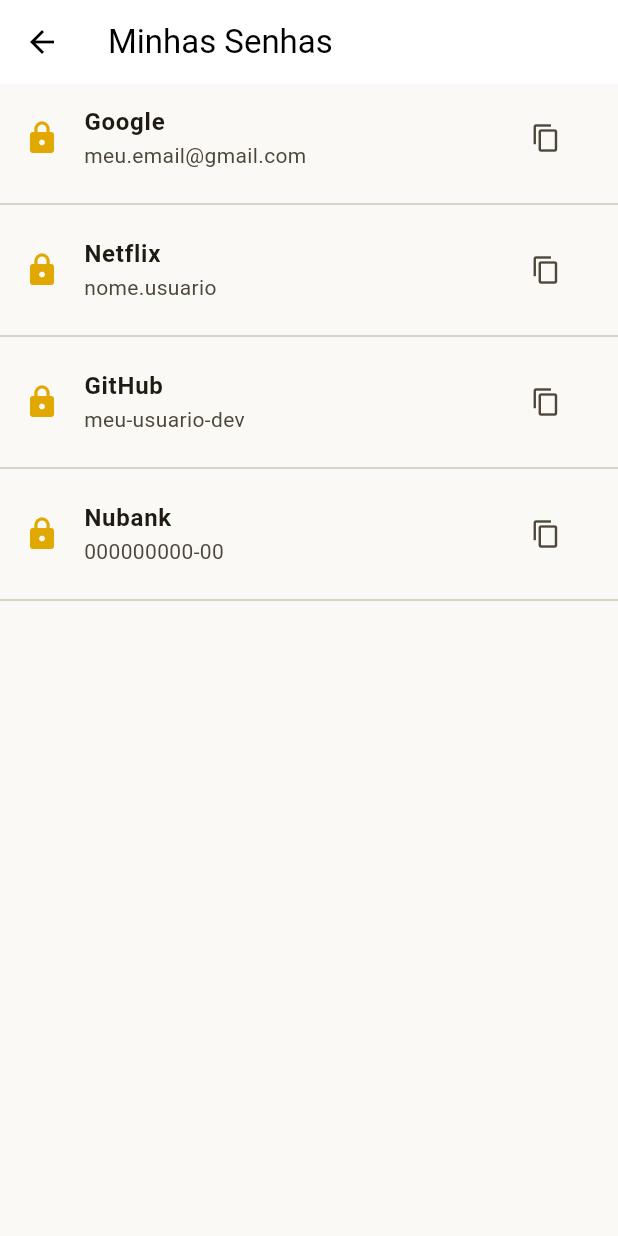
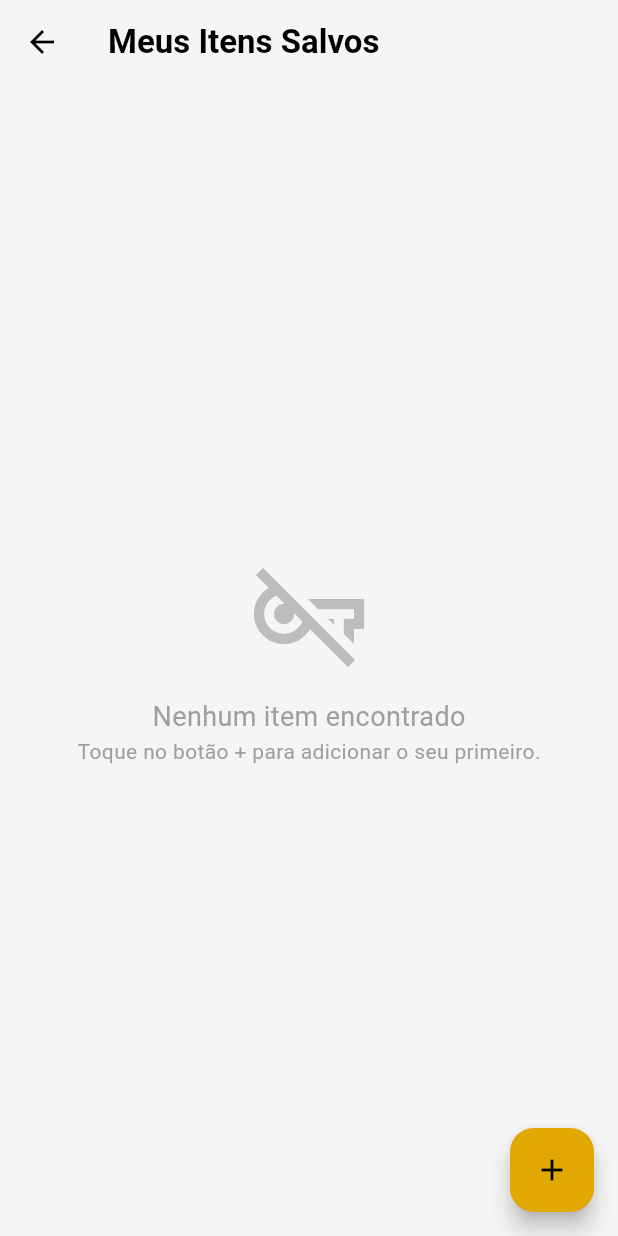
Before and after one commit to PedroHenrique1s/SyncPass, a Flutter app: the PasscodeScreen screen opened directly, on a phone screen of 412 x 824 dp. Run offline on Flutter 3.47's test engine with Material 3 defaults, Android fonts, the light colour scheme and no system bars; our stand-ins replace cloud_firestore, firebase_auth, firebase_core, google_sign_in, mask_text_input_formatter; accounts and stored records are empty.

Commit message:
feat(PassCode): Desenvolvimento dos widgets, models e service. Além de buscar as senhas do banco firebase

```diff
--- a/lib/Feature/Passcode/Screen/passcode_screen.dart
+++ b/lib/Feature/Passcode/Screen/passcode_screen.dart
@@ -1,88 +1,96 @@
-// passcode_screen.dart
+import 'package:flutter/material.dart';
+import 'package:cloud_firestore/cloud_firestore.dart';
+import 'package:sync_pass/Feature/AddPass/Screen/add_pass_screen.dart';
+import 'package:sync_pass/Feature/Passcode/Models/password_item.dart';
+import 'package:sync_pass/Feature/Passcode/Services/savePass.dart';
+import 'package:sync_pass/Feature/Passcode/Widgets/password_list_item.dart';
 
-import 'package:flutter/material.dart';
+const Color customYellow = Color(0xFFE0A800);
 
-class PasscodeScreen extends StatelessWidget {
+class PasscodeScreen extends StatefulWidget {
   const PasscodeScreen({super.key});
 
-  // Lista de exemplo para simular senhas salvas
-  final List<Map<String, dynamic>> _dummyPasswords = const [
-    {
-      'service': 'Google',
-      'username': 'meu.email@gmail.com',
-    },
-    {
-      'service': 'Netflix',
-      'username': 'nome.usuario',
-    },
-    {
-      'service': 'GitHub',
-      'username': 'meu-usuario-dev',
-    },
-    {
-      'service': 'Nubank',
-      'username': '000000000-00',
-    },
-  ];
+  @override
+  State<PasscodeScreen> createState() => _PasscodeScreenState();
+}
+
+class _PasscodeScreenState extends State<PasscodeScreen> {
+  // O service e o stream
+  late final PasswordService _passwordService;
+  Stream<QuerySnapshot>? _passwordsStream;
+
+  @override
+  void initState() {
+    super.initState();
+    _passwordService = PasswordService();
+    _passwordsStream = _passwordService.getPasswordsStream();
+  }
+
+  // O MÉTODO _buildItemCard FOI COMPLETAMENTE REMOVIDO DAQUI
 
   @override
   Widget build(BuildContext context) {
-    // Definindo a cor amarela customizada
-    const Color customYellow = Color(0xFFE0A800);
-
     return Scaffold(
+      backgroundColor: Colors.grey[100],
       appBar: AppBar(
-        title: const Text('Minhas Senhas', style: TextStyle(color: Colors.black)),
-        backgroundColor: Colors.white,
+        title: const Text('Meus Itens Salvos', style: TextStyle(color: Colors.black, fontWeight: FontWeight.w600)),
+        backgroundColor: Colors.grey[100],
         elevation: 0,
         iconTheme: const IconThemeData(color: Colors.black),
       ),
-      body: _dummyPasswords.isEmpty
-          ? const Center(
-              child: Text(
-                'Nenhuma senha encontrada.',
+      body: StreamBuilder<QuerySnapshot>(
+        stream: _passwordsStream,
+        builder: (BuildContext context, AsyncSnapshot<QuerySnapshot> snapshot) {
+          if (snapshot.connectionState == ConnectionState.waiting) {
+            return const Center(child: CircularProgressIndicator(color: customYellow));
+          }
+          if (snapshot.hasError) {
+            return const Center(child: Text('Ocorreu um erro ao carregar os itens.'));
+          }
+          if (!snapshot.hasData || snapshot.data!.docs.isEmpty) {
+            // Este widget de "estado vazio" também poderia ser refatorado
+            return Center(
+              child: Column(
+                mainAxisAlignment: MainAxisAlignment.center,
+                children: [
+                  Icon(Icons.vpn_key_off_outlined, size: 80, color: Colors.grey[400]),
+                  const SizedBox(height: 16),
+                  const Text(
+                    'Nenhum item encontrado',
                     style: TextStyle(fontSize: 18, color: Colors.grey),
                   ),
-            )
-          : ListView.builder(
-              itemCount: _dummyPasswords.length,
-              itemBuilder: (context, index) {
-                final password = _dummyPasswords[index];
-                return Column(
-                  children: [
-                    ListTile(
-                      leading: Icon(Icons.lock, color: customYellow),
-                      title: Text(
-                        password['service'],
-                        style: const TextStyle(fontWeight: FontWeight.bold),
+                  const Text(
+                    'Toque no botão + para adicionar o seu primeiro.',
+                    style: TextStyle(color: Colors.grey),
                   ),
-                      subtitle: Text(
-                        password['username'],
+                ],
               ),
-                      trailing: IconButton(
-                        icon: const Icon(Icons.copy, size: 20),
-                        onPressed: () {
-                          // TODO: Lógica para copiar a senha para a área de transferência
-                          ScaffoldMessenger.of(context).showSnackBar(
-                            SnackBar(
-                              content: Text('Senha de ${password['service']} copiada.'),
-                            ),
+            );
+          }
+
+          // MUDANÇA PRINCIPAL AQUI:
+          return ListView(
+            padding: const EdgeInsets.only(top: 8, bottom: 90),
+            children: snapshot.data!.docs.map((DocumentSnapshot document) {
+              // 1. Converte o documento para o nosso model limpo
+              final item = PasswordItem.fromDocument(document);
+              // 2. Retorna o nosso widget limpo
+              return PasswordListItem(item: item);
+            }).toList(),
           );
         },
       ),
-                      onTap: () {
-                        // TODO: Lógica para exibir a senha ou editar os detalhes
-                        ScaffoldMessenger.of(context).showSnackBar(
-                          SnackBar(
-                            content: Text('Você clicou em ${password['service']}'),
-                          ),
+      floatingActionButton: FloatingActionButton(
+        onPressed: () {
+          Navigator.push(
+            context,
+            MaterialPageRoute(builder: (context) => const AddPassScreen()),
           );
         },
-                    ),
-                    const Divider(),
-                  ],
-                );
-              },
+        backgroundColor: customYellow,
+        foregroundColor: Colors.black,
+        tooltip: 'Adicionar Novo Item',
+        child: const Icon(Icons.add),
       ),
     );
   }
--- /dev/null
+++ b/lib/Feature/Passcode/Widgets/password_list_item.dart
@@ -0,0 +1,60 @@
+import 'package:flutter/material.dart';
+import 'package:flutter/services.dart';
+import 'package:sync_pass/Feature/Passcode/Models/password_item.dart';
+
+// Sua cor customizada (idealmente, mova para um arquivo de tema)
+const Color customYellow = Color(0xFFE0A800);
+
+class PasswordListItem extends StatelessWidget {
+  final PasswordItem item;
+
+  const PasswordListItem({super.key, required this.item});
+
+  // Função de copiar movida para cá
+  void _copyToClipboard(BuildContext context) {
+    if (item.textToCopy.isNotEmpty) {
+      Clipboard.setData(ClipboardData(text: item.textToCopy)).then((_) {
+        ScaffoldMessenger.of(context).showSnackBar(
+          SnackBar(
+            content: Text(item.copySuccessMessage),
+            backgroundColor: Colors.green,
+          ),
+        );
+      });
+    }
+  }
+
+  @override
+  Widget build(BuildContext context) {
+    return Card(
+      elevation: 2,
+      margin: const EdgeInsets.symmetric(horizontal: 16, vertical: 6),
+      shape: RoundedRectangleBorder(
+        borderRadius: BorderRadius.circular(12),
+      ),
+      child: ListTile(
+        contentPadding: const EdgeInsets.symmetric(horizontal: 20, vertical: 10),
+        leading: CircleAvatar(
+          // Corrigindo a depreciação 'withOpacity'
+          backgroundColor: customYellow.withAlpha(38), // 0.15 * 255 = 38
+          child: Icon(item.iconData, color: customYellow),
+        ),
+        title: Text(
+          item.title,
+          style: const TextStyle(fontWeight: FontWeight.bold, fontSize: 16),
+        ),
+        subtitle: Text(
+          item.subtitle,
+          style: TextStyle(color: Colors.grey[700]),
+        ),
+        trailing: IconButton(
+          icon: const Icon(Icons.copy_outlined, size: 22, color: Colors.grey),
+          onPressed: () => _copyToClipboard(context),
+        ),
+        onTap: () {
+          // TODO: Implementar navegação para uma tela de detalhes/edição.
+        },
+      ),
+    );
+  }
+}
```
Also changed, not shown: lib/Feature/Passcode/Models/password_item.dart (added, +69 -0 lines), lib/Feature/Passcode/Services/savePass.dart (added, +73 -0 lines). Lines whose indentation alone changed are shown as unchanged.
